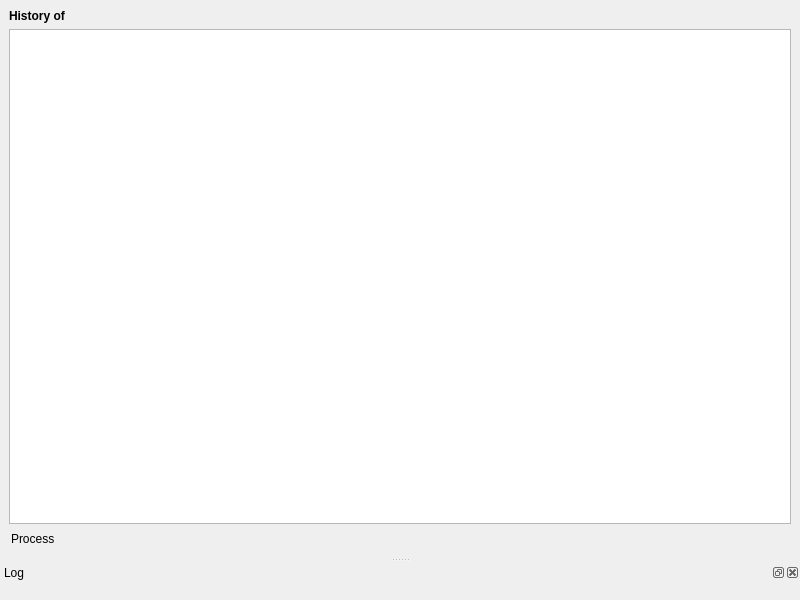
Before: the Qt Designer form python/brainvisa/data/qt4gui/dataHistory.ui in brainvisa/axon, drawn with Qt 5.
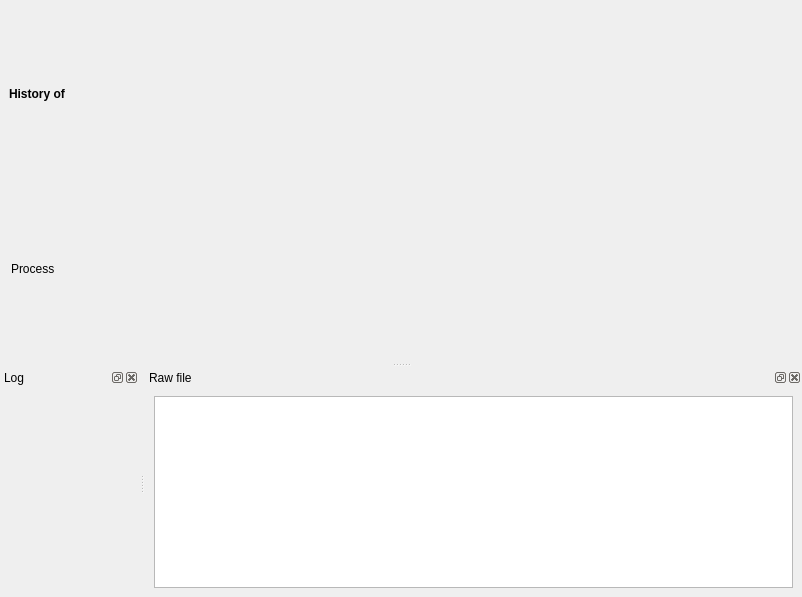
After: the same form once the commit is applied.

Commit message: used tabbed dock widgets for log and raw bvproc file in data history window

Patch:
```diff
--- a/python/brainvisa/data/qt4gui/dataHistory.ui
+++ b/python/brainvisa/data/qt4gui/dataHistory.ui
@@ -6,8 +6,8 @@
    <rect>
     <x>0</x>
     <y>0</y>
-    <width>800</width>
-    <height>600</height>
+    <width>802</width>
+    <height>597</height>
    </rect>
   </property>
   <property name="windowTitle">
@@ -34,11 +34,6 @@
       </property>
      </widget>
     </item>
-   <item>
-   <widget class="QTextEdit" name="text_widget">
-    <layout class="QVBoxLayout" name="verticalLayout_5"/>
-   </widget>
-   </item>
     <item>
      <widget class="QWidget" name="process_widget" native="true">
       <layout class="QVBoxLayout" name="verticalLayout_2">
@@ -87,6 +82,23 @@
     <layout class="QVBoxLayout" name="verticalLayout_4"/>
    </widget>
   </widget>
+  <widget class="QDockWidget" name="text_dock">
+   <property name="windowTitle">
+    <string>Raw file</string>
+   </property>
+   <attribute name="dockWidgetArea">
+    <number>8</number>
+   </attribute>
+   <widget class="QWidget" name="dockWidgetContents">
+    <layout class="QVBoxLayout" name="verticalLayout_3">
+     <item>
+      <widget class="QTextEdit" name="text_widget">
+       <layout class="QVBoxLayout" name="verticalLayout_5"/>
+      </widget>
+     </item>
+    </layout>
+   </widget>
+  </widget>
  </widget>
  <resources/>
  <connections/>
```
Left out of the diff: 7 changed lines with no effect on the pictures. The commit also changes 1 other file.
